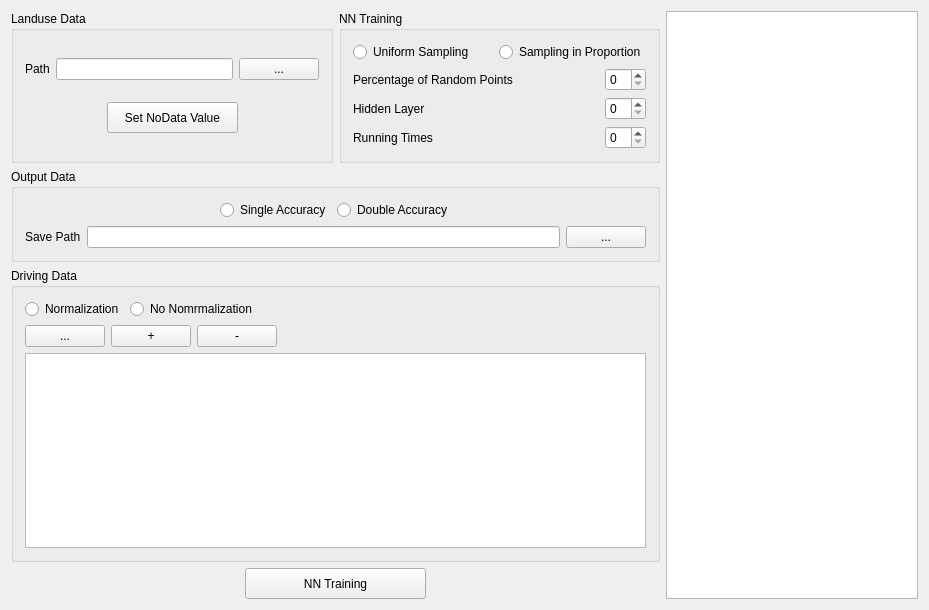
This is geosimulator.ui in XunGST/flusver1.0 as Qt 5 draws it before an edit. The edited form follows.
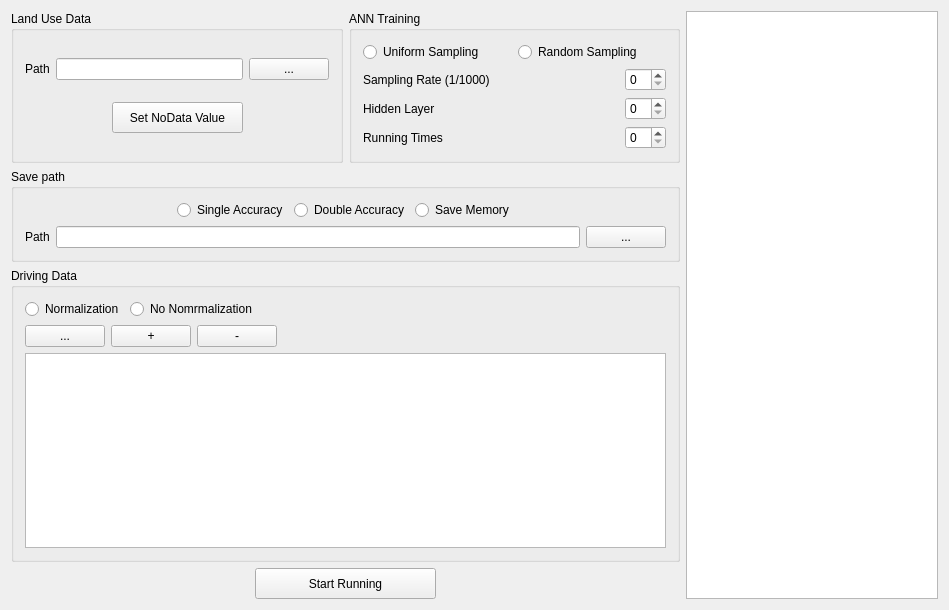
This is the edited form.

```diff
--- a/geosimulator.ui
+++ b/geosimulator.ui
@@ -6,7 +6,7 @@
    <rect>
     <x>0</x>
     <y>0</y>
-    <width>929</width>
+    <width>949</width>
     <height>610</height>
    </rect>
   </property>
@@ -21,7 +21,7 @@
        <item>
         <widget class="QGroupBox" name="basicgroupBox">
          <property name="title">
-          <string>Landuse Data</string>
+          <string>Land Use Data</string>
          </property>
          <layout class="QVBoxLayout" name="verticalLayout">
           <item>
@@ -94,7 +94,7 @@
        <item>
         <widget class="QGroupBox" name="trangroupBox">
          <property name="title">
-          <string>NN Training</string>
+          <string>ANN Training</string>
          </property>
          <layout class="QVBoxLayout" name="verticalLayout_10">
           <item>
@@ -109,7 +109,7 @@
             <item>
              <widget class="QRadioButton" name="raSca">
               <property name="text">
-               <string>Sampling in Proportion</string>
+               <string>Random Sampling</string>
               </property>
              </widget>
             </item>
@@ -122,7 +122,7 @@
               <item>
                <widget class="QLabel" name="prelabel">
                 <property name="text">
-                 <string>Percentage of Random Points</string>
+                 <string>Sampling Rate (1/1000)</string>
                 </property>
                </widget>
               </item>
@@ -178,7 +178,7 @@
      <item>
       <widget class="QGroupBox" name="InputgroupBox">
        <property name="title">
-        <string>Output Data</string>
+        <string>Save path</string>
        </property>
        <layout class="QVBoxLayout" name="verticalLayout_2">
         <item>
@@ -210,6 +210,13 @@
             </property>
            </widget>
           </item>
+          <item>
+           <widget class="QRadioButton" name="radioMemory">
+            <property name="text">
+             <string>Save Memory</string>
+            </property>
+           </widget>
+          </item>
           <item>
            <spacer name="horizontalSpacer_6">
             <property name="orientation">
@@ -230,7 +237,7 @@
           <item>
            <widget class="QLabel" name="savePlabel">
             <property name="text">
-             <string>Save Path</string>
+             <string>Path</string>
             </property>
            </widget>
           </item>
@@ -354,7 +361,7 @@
           </size>
          </property>
          <property name="text">
-          <string>NN Training</string>
+          <string>Start Running</string>
          </property>
         </widget>
        </item>
```
Left out of the diff: 4 changed lines with no effect on the pictures.
